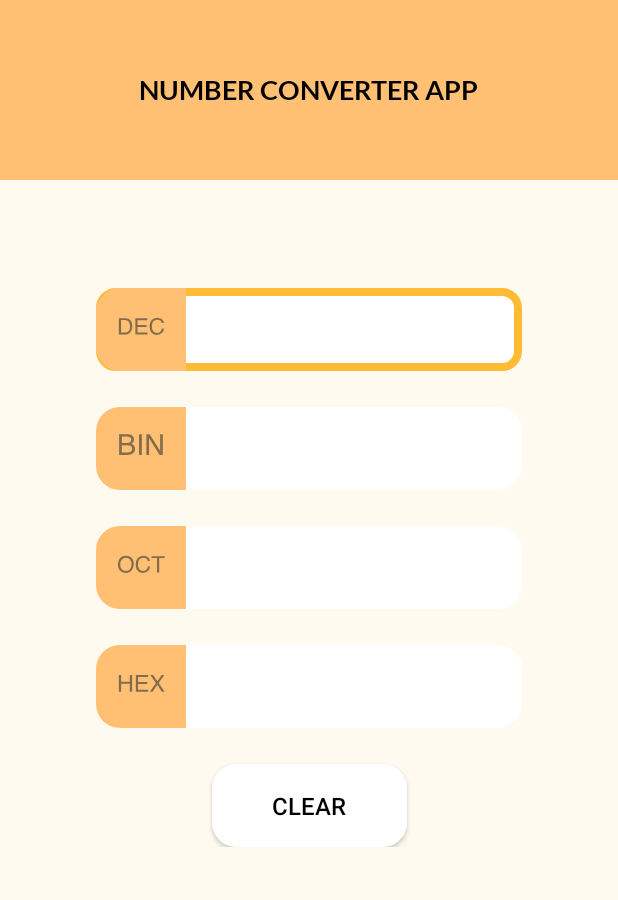
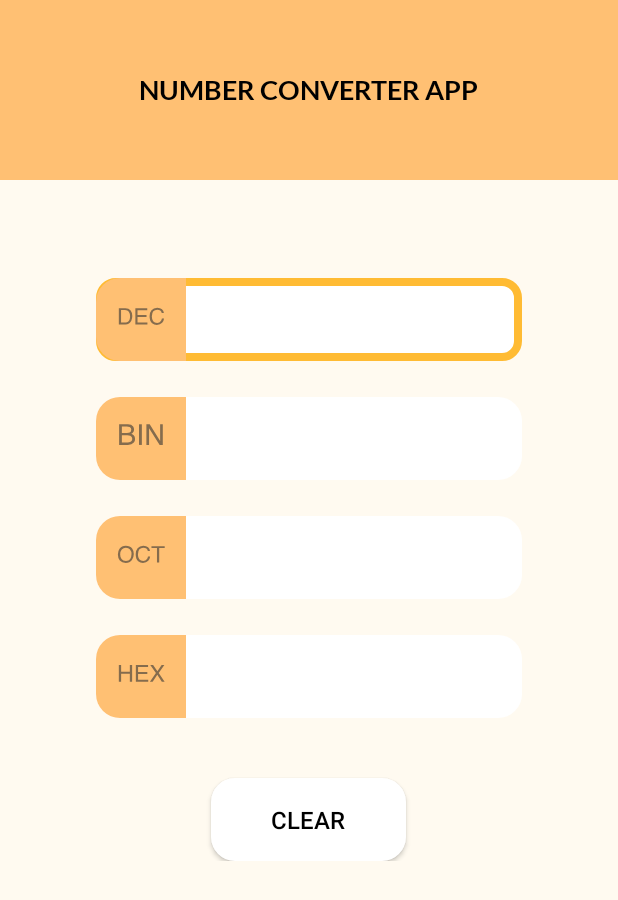
Before and after one commit to devnoorm7md/NumberConverterApp, an Android app: the screen it shows after launch (MainActivity), on a phone screen of 412 x 824 dp. Shown: the top 900 px of the screen. Run offline under Robolectric (Android 15) with nearby library versions, the phone set to English and light mode, and no system bars.

Commit message:
change margin top for the first edit text

```diff
--- a/app/src/main/res/layout/activity_main.xml
+++ b/app/src/main/res/layout/activity_main.xml
@@ -38,7 +38,7 @@
                 <EditText
                     android:id="@+id/edit_text_decimal"
                     style="@style/edit_text_style"
-                    android:layout_marginTop="72dp"
+                    android:layout_marginTop="65dp"
                     android:background="@drawable/edit_text_background"
                     android:digits="0123456789"
                     android:drawableStart="@drawable/decimal_drawable"
@@ -90,9 +90,10 @@
                     style="@style/button_style"
                     android:layout_width="130dp"
                     android:layout_height="@dimen/buttonHeight"
-                    android:layout_marginTop="24dp"
+                    android:layout_marginTop="40dp"
                     android:text="@string/clear"
                     app:layout_constraintEnd_toEndOf="parent"
+                    app:layout_constraintHorizontal_bias="0.498"
                     app:layout_constraintStart_toStartOf="parent"
                     app:layout_constraintTop_toBottomOf="@+id/edit_text_hex" />
 
```
